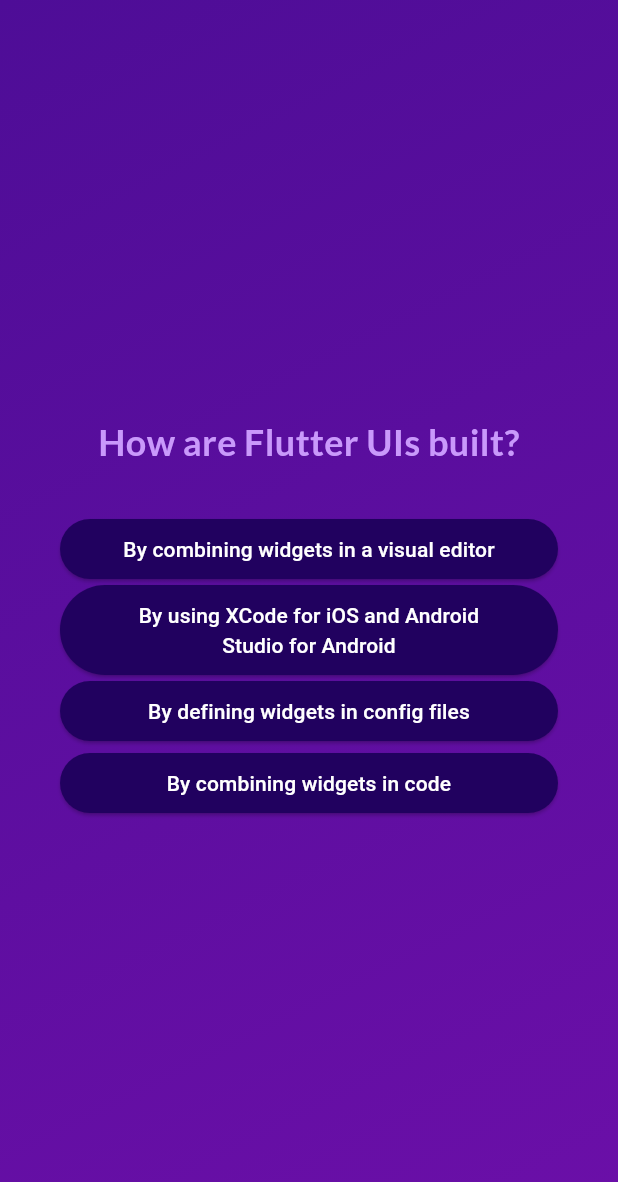
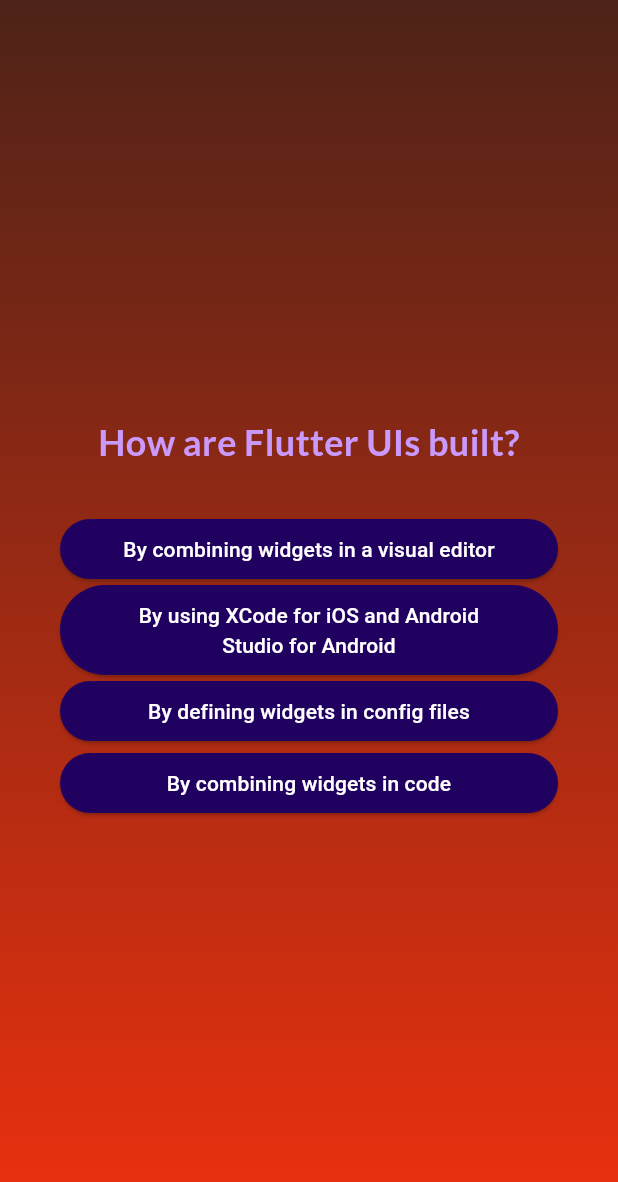
Before and after one commit to bdsarker/FlutterQuizApp, a Flutter app: the screen it shows after launch, after a tap on "Start Quiz", after a tap on "Components", on a phone screen of 412 x 824 dp. Shown: the top 1182 px of the screen. Run offline on Flutter 3.47's test engine with Material 3 defaults, Android fonts, the light colour scheme and no system bars; our stand-ins replace google_fonts.

Commit message:
Running in Ubuntu

```diff
--- a/lib/questions_screen.dart
+++ b/lib/questions_screen.dart
@@ -5,7 +5,12 @@
 import 'package:basic2quiz/data/questions.dart';
 
 class QuestionsScreen extends StatefulWidget {
-  const QuestionsScreen({super.key});
+  const QuestionsScreen({
+    super.key,
+    required this.onSelectAnswer,
+  });
+
+  final void Function(String answer) onSelectAnswer;
 
   @override
   State<QuestionsScreen> createState() {
@@ -16,7 +21,8 @@
 class _QuestionsScreenState extends State<QuestionsScreen> {
   var currentQuestionIndex = 0;
 
-  void answerQuestion() {
+  void answerQuestion(String selectedAnswer) {
+    widget.onSelectAnswer(selectedAnswer);
     // currentQuestionIndex = currentQuestionIndex + 1;
     // currentQuestionIndex += 1;
     setState(() {
@@ -49,7 +55,9 @@
             ...currentQuestion.getShuffledAnswers().map((answer) {
               return AnswerButton(
                 answerText: answer,
-                onTap: answerQuestion,
+                onTap: () {
+                  answerQuestion(answer);
+                },
               );
             })
           ],
--- a/lib/quiz.dart
+++ b/lib/quiz.dart
@@ -13,6 +13,7 @@
 }
 
 class _QuizState extends State<Quiz> {
+  final List<String> selectedAnswers = [];
   var activeScreen = 'start-screen';
 
   void switchScreen() {
@@ -21,12 +22,18 @@
     });
   }
 
+  void chooseAnswer(String answer) {
+    selectedAnswers.add(answer);
+  }
+
   @override
   Widget build(context) {
     Widget screenWidget = StartScreen(switchScreen);
 
     if (activeScreen == 'questions-screen') {
-      screenWidget = const QuestionsScreen();
+      screenWidget = QuestionsScreen(
+        onSelectAnswer: chooseAnswer,
+      );
     }
 
     return MaterialApp(
@@ -35,10 +42,10 @@
           decoration: const BoxDecoration(
             gradient: LinearGradient(
               colors: [
-                Color.fromARGB(255, 78, 13, 151),
-                Color.fromARGB(255, 107, 15, 168),
+                Color.fromARGB(255, 78, 35, 24),
+                Color.fromARGB(255, 238, 49, 15),
               ],
-              begin: Alignment.topLeft,
+              begin: Alignment.topRight,
               end: Alignment.bottomRight,
             ),
           ),
```
Also changed, not shown: 125 other files.
